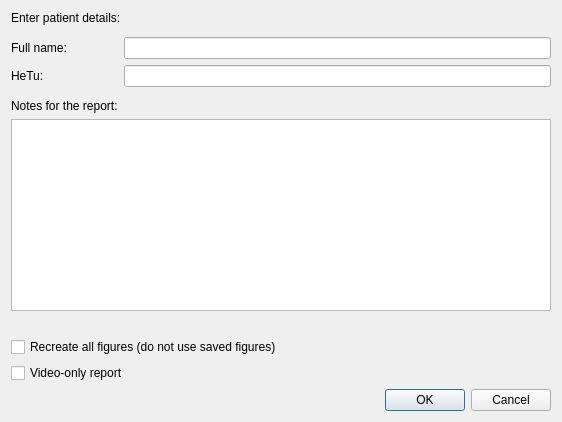
Above: gaitutils/gui/web_report_info.ui from NCH-Motion-Laboratory/gaitutils before the change. Below: the same form after it.
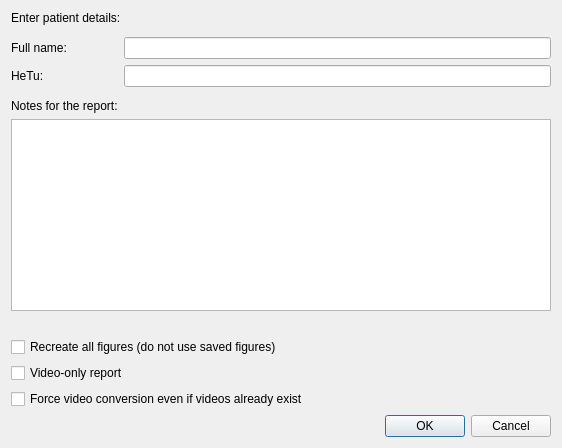
That is the form after the change.

Commit message: opt to redo video conversion

Patch:
```diff
--- a/gaitutils/gui/web_report_info.ui
+++ b/gaitutils/gui/web_report_info.ui
@@ -115,6 +115,13 @@
      </property>
     </widget>
    </item>
+   <item>
+    <widget class="QCheckBox" name="xbForceConvertVideos">
+     <property name="text">
+      <string>Force video conversion even if videos already exist</string>
+     </property>
+    </widget>
+   </item>
    <item>
     <widget class="QDialogButtonBox" name="buttonBox">
      <property name="orientation">
```
The commit also changes 1 other file.
